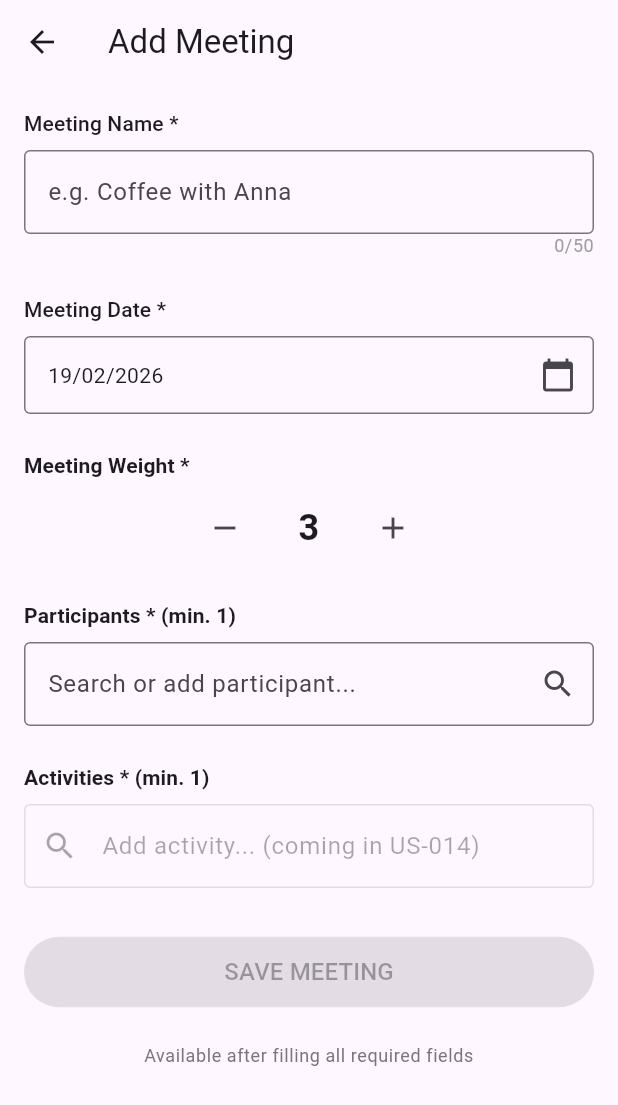
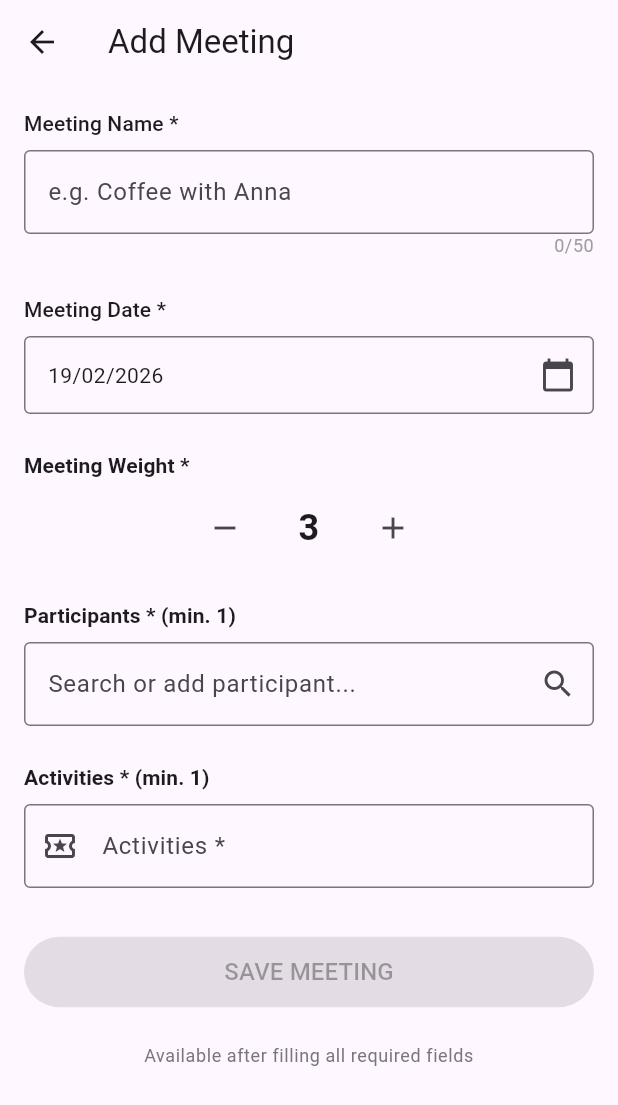
Before and after one commit to aleksanderginalski/Friendsheet-App, a Flutter app: the screen it shows once a user with an empty profile is signed in, after a tap on "ADD NEW MEETING", on a phone screen of 412 x 824 dp. Shown: the top 1105 px of the screen. Run offline on Flutter 3.47's test engine with Material 3 defaults, Android fonts, the phone set to English and light mode, and no system bars; our stand-ins replace cloud_firestore, firebase_auth, firebase_core, freezed_annotation, google_sign_in; accounts and stored records are empty; generated files the repository leaves out were written again.

Commit message:
feat: add activity management to Add Meeting screen (US-014)
- Add ActivityRepository with global and private activity support
- Extend AddMeetingProvider with activities state and validation
- Add ActivityAutocomplete widget with AddActivityDialog
- Replace activities placeholder in AddMeetingScreen
- Update Firestore Security Rules to allow global activity reads

Closes #14

```diff
--- /dev/null
+++ b/lib/data/repositories/activity_repository.dart
@@ -0,0 +1,57 @@
+import 'package:cloud_firestore/cloud_firestore.dart';
+import '../models/activity.dart';
+
+class ActivityRepository {
+  final FirebaseFirestore _firestore;
+
+  ActivityRepository({FirebaseFirestore? firestore})
+      : _firestore = firestore ?? FirebaseFirestore.instance;
+
+  // Returns merged list of global and user-private activities
+  Future<List<Activity>> getActivitiesByUser(String userId) async {
+    final globalQuery = await _firestore
+        .collection('activities')
+        .where('isGlobal', isEqualTo: true)
+        .get();
+
+    final privateQuery = await _firestore
+        .collection('activities')
+        .where('userId', isEqualTo: userId)
+        .where('isGlobal', isEqualTo: false)
+        .get();
+
+    final globalActivities =
+        globalQuery.docs.map((doc) => Activity.fromFirestore(doc)).toList();
+
+    final privateActivities =
+        privateQuery.docs.map((doc) => Activity.fromFirestore(doc)).toList();
+
+    return [...globalActivities, ...privateActivities];
+  }
+
+  // Adds new private activity for the current user
+  Future<Activity> addActivity({
+    required String userId,
+    required String name,
+  }) async {
+    final docRef = await _firestore.collection('activities').add({
+      'userId': userId,
+      'name': name,
+      'isGlobal': false,
+      'categoryId': null,
+      'createdAt': Timestamp.now(),
+    });
+
+    final doc = await docRef.get();
+    return Activity.fromFirestore(doc);
+  }
+
+  // Searches activities by name (case-insensitive, client-side)
+  List<Activity> searchActivities(List<Activity> activities, String query) {
+    if (query.isEmpty) return activities;
+    final lower = query.toLowerCase();
+    return activities
+        .where((a) => a.name.toLowerCase().contains(lower))
+        .toList();
+  }
+}
--- a/lib/presentation/providers/add_meeting_provider.dart
+++ b/lib/presentation/providers/add_meeting_provider.dart
@@ -1,20 +1,27 @@
 // lib/presentation/providers/add_meeting_provider.dart
 
 import 'package:flutter/foundation.dart';
+import '../../data/models/activity.dart';
 import '../../data/models/person.dart';
+import '../../data/repositories/activity_repository.dart';
 import '../../data/repositories/person_repository.dart';
 
 class AddMeetingProvider extends ChangeNotifier {
   final PersonRepository _personRepository;
+  final ActivityRepository _activityRepository;
 
-  AddMeetingProvider({PersonRepository? personRepository})
-      : _personRepository = personRepository ?? PersonRepository();
+  AddMeetingProvider({
+    PersonRepository? personRepository,
+    ActivityRepository? activityRepository,
+  })  : _personRepository = personRepository ?? PersonRepository(),
+        _activityRepository = activityRepository ?? ActivityRepository();
 
-  // --- Existing fields ---
+  // --- Name & Date ---
   String _name = '';
   String? _nameError;
   DateTime _date = DateTime.now();
 
+  // --- Weight ---
   static const List<int> weightValues = [1, 2, 3, 5, 8, 13, 21];
   int _weightIndex = 2;
 
@@ -24,10 +31,18 @@ class AddMeetingProvider extends ChangeNotifier {
   bool _isLoadingPersons = false;
   String? _participantsError;
 
-  // --- Existing getters ---
+  // --- Activities state ---
+  List<Activity> _availableActivities = [];
+  final List<Activity> _selectedActivities = [];
+  bool _isLoadingActivities = false;
+  String? _activitiesError;
+
+  // --- Name & Date getters ---
   String get name => _name;
   String? get nameError => _nameError;
   DateTime get date => _date;
+
+  // --- Weight getters ---
   int get weight => weightValues[_weightIndex];
   bool get canDecrement => _weightIndex > 0;
   bool get canIncrement => _weightIndex < weightValues.length - 1;
@@ -38,7 +53,15 @@ class AddMeetingProvider extends ChangeNotifier {
   bool get isLoadingPersons => _isLoadingPersons;
   String? get participantsError => _participantsError;
 
-  // --- Existing methods ---
+  // --- Activities getters ---
+  List<Activity> get availableActivities =>
+      List.unmodifiable(_availableActivities);
+  List<Activity> get selectedActivities =>
+      List.unmodifiable(_selectedActivities);
+  bool get isLoadingActivities => _isLoadingActivities;
+  String? get activitiesError => _activitiesError;
+
+  // --- Name & Date methods ---
   void setName(String value) {
     _name = value;
     if (_nameError != null) {
@@ -64,6 +87,7 @@ class AddMeetingProvider extends ChangeNotifier {
     notifyListeners();
   }
 
+  // --- Weight methods ---
   void incrementWeight() {
     if (canIncrement) {
       _weightIndex++;
@@ -136,6 +160,64 @@ class AddMeetingProvider extends ChangeNotifier {
     return true;
   }
 
+  // --- Activities methods ---
+
+  // Loads global and user-private activities from Firestore
+  Future<void> loadActivities(String userId) async {
+    _isLoadingActivities = true;
+    _activitiesError = null;
+    notifyListeners();
+
+    try {
+      _availableActivities =
+          await _activityRepository.getActivitiesByUser(userId);
+    } catch (e) {
+      _activitiesError = 'Failed to load activities';
+    } finally {
+      _isLoadingActivities = false;
+      notifyListeners();
+    }
+  }
+
+  // Returns activities matching the query, excluding already selected ones
+  List<Activity> searchActivities(String query) {
+    if (query.trim().isEmpty) return [];
+    return _activityRepository
+        .searchActivities(_availableActivities, query)
+        .where((a) => !_selectedActivities.contains(a))
+        .toList();
+  }
+
+  // Adds activity to selected list, prevents duplicates
+  void selectActivity(Activity activity) {
+    if (_selectedActivities.contains(activity)) return;
+    _selectedActivities.add(activity);
+    _activitiesError = null;
+    notifyListeners();
+  }
+
+  // Removes activity from selected list
+  void removeActivity(Activity activity) {
+    _selectedActivities.remove(activity);
+    notifyListeners();
+  }
+
+  // Adds newly created activity to both available and selected lists
+  void addNewActivity(Activity activity) {
+    _availableActivities.add(activity);
+    selectActivity(activity);
+  }
+
+  // Returns true if activities section is valid
+  bool validateActivities() {
+    if (_selectedActivities.isEmpty) {
+      _activitiesError = 'Add at least one activity';
+      notifyListeners();
+      return false;
+    }
+    return true;
+  }
+
   // Resets the entire form to initial state
   void reset() {
     _name = '';
@@ -146,6 +228,10 @@ class AddMeetingProvider extends ChangeNotifier {
     _selectedPersons.clear();
     _isLoadingPersons = false;
     _participantsError = null;
+    _availableActivities = [];
+    _selectedActivities.clear();
+    _isLoadingActivities = false;
+    _activitiesError = null;
     notifyListeners();
   }
 }
--- a/lib/presentation/screens/add_meeting_screen.dart
+++ b/lib/presentation/screens/add_meeting_screen.dart
@@ -4,6 +4,7 @@ import 'package:flutter/material.dart';
 import 'package:provider/provider.dart';
 import '../../data/services/auth_service.dart';
 import '../providers/add_meeting_provider.dart';
+import '../widgets/activity_autocomplete.dart';
 import '../widgets/meeting_date_field.dart';
 import '../widgets/meeting_name_field.dart';
 import '../widgets/meeting_weight_stepper.dart';
@@ -45,6 +46,7 @@ class _AddMeetingScreenViewState extends State<AddMeetingScreenView> {
       final userId = widget.userId;
       if (userId != null) {
         context.read<AddMeetingProvider>().loadPersons(userId);
+        context.read<AddMeetingProvider>().loadActivities(userId);
       }
     });
   }
@@ -91,7 +93,7 @@ class _AddMeetingScreenViewState extends State<AddMeetingScreenView> {
             // --- Activities ---
             const _SectionHeader(title: 'Activities * (min. 1)'),
             const SizedBox(height: 8),
-            const _ActivitiesPlaceholder(),
+            const ActivityAutocomplete(),
             const SizedBox(height: 32),
 
             // --- Save Button ---
@@ -139,19 +141,3 @@ class _SectionHeader extends StatelessWidget {
     );
   }
 }
-
-class _ActivitiesPlaceholder extends StatelessWidget {
-  const _ActivitiesPlaceholder();
-
-  @override
-  Widget build(BuildContext context) {
-    return const TextField(
-      enabled: false,
-      decoration: InputDecoration(
-        hintText: 'Add activity... (coming in US-014)',
-        prefixIcon: Icon(Icons.search),
-        border: OutlineInputBorder(),
-      ),
-    );
-  }
-}
--- /dev/null
+++ b/lib/presentation/widgets/activity_autocomplete.dart
@@ -0,0 +1,235 @@
+// lib/presentation/widgets/activity_autocomplete.dart
+
+import 'package:flutter/material.dart';
+import 'package:provider/provider.dart';
+import '../../data/models/activity.dart';
+import '../../data/repositories/activity_repository.dart';
+import '../../data/services/auth_service.dart';
+import '../providers/add_meeting_provider.dart';
+
+class ActivityAutocomplete extends StatefulWidget {
+  const ActivityAutocomplete({super.key});
+
+  @override
+  State<ActivityAutocomplete> createState() => _ActivityAutocompleteState();
+}
+
+class _ActivityAutocompleteState extends State<ActivityAutocomplete> {
+  final TextEditingController _controller = TextEditingController();
+  final FocusNode _focusNode = FocusNode();
+  List<Activity> _suggestions = [];
+
+  @override
+  void dispose() {
+    _controller.dispose();
+    _focusNode.dispose();
+    super.dispose();
+  }
+
+  // Updates suggestion list based on current query
+  void _onSearchChanged(String query, AddMeetingProvider provider) {
+    setState(() {
+      _suggestions = provider.searchActivities(query);
+    });
+  }
+
+  // Selects existing activity from suggestions
+  void _selectActivity(Activity activity, AddMeetingProvider provider) {
+    provider.selectActivity(activity);
+    _controller.clear();
+    setState(() => _suggestions = []);
+    _focusNode.unfocus();
+  }
+
+  // Opens dialog to create and save a new activity
+  Future<void> _showAddActivityDialog(
+    BuildContext context,
+    AddMeetingProvider provider,
+    String initialName,
+  ) async {
+    final activity = await showDialog<Activity>(
+      context: context,
+      builder: (_) => AddActivityDialog(initialName: initialName),
+    );
+
+    if (activity != null && context.mounted) {
+      provider.addNewActivity(activity);
+      _controller.clear();
+      setState(() => _suggestions = []);
+    }
+  }
+
+  @override
+  Widget build(BuildContext context) {
+    final provider = context.watch<AddMeetingProvider>();
+    final selectedActivities = provider.selectedActivities;
+    final error = provider.activitiesError;
+
+    return Column(
+      crossAxisAlignment: CrossAxisAlignment.start,
+      children: [
+        // Search input field
+        TextField(
+          controller: _controller,
+          focusNode: _focusNode,
+          decoration: InputDecoration(
+            labelText: 'Activities *',
+            hintText: 'Search or add activity...',
+            border: const OutlineInputBorder(),
+            prefixIcon: const Icon(Icons.local_activity_outlined),
+            errorText: error,
+          ),
+          onChanged: (query) => _onSearchChanged(query, provider),
+        ),
+
+        // Suggestions dropdown
+        if (_suggestions.isNotEmpty || _controller.text.trim().isNotEmpty)
+          _buildSuggestionsList(context, provider),
+
+        // Selected activities chips
+        if (selectedActivities.isNotEmpty)
+          Padding(
+            padding: const EdgeInsets.only(top: 8),
+            child: Wrap(
+              spacing: 8,
+              runSpacing: 4,
+              children: selectedActivities
+                  .map((a) => Chip(
+                        label: Text(a.name),
+                        onDeleted: () => provider.removeActivity(a),
+                      ))
+                  .toList(),
+            ),
+          ),
+      ],
+    );
+  }
+
+  Widget _buildSuggestionsList(
+    BuildContext context,
+    AddMeetingProvider provider,
+  ) {
+    final query = _controller.text.trim();
+    final hasExactMatch = _suggestions.any(
+      (a) => a.name.toLowerCase() == query.toLowerCase(),
+    );
+
+    return Card(
+      margin: const EdgeInsets.only(top: 4),
+      elevation: 4,
+      child: Column(
+        children: [
+          // Existing activity suggestions
+          ..._suggestions.map(
+            (activity) => ListTile(
+              leading: const Icon(Icons.local_activity_outlined),
+              title: Text(activity.name),
+              onTap: () => _selectActivity(activity, provider),
+            ),
+          ),
+
+          // Add new activity option
+          if (query.isNotEmpty && !hasExactMatch)
+            ListTile(
+              leading: const Icon(Icons.add_circle_outline),
+              title: Text('Add "$query" as new activity'),
+              onTap: () => _showAddActivityDialog(context, provider, query),
+            ),
+        ],
+      ),
+    );
+  }
+}
+
+// Dialog for creating a new activity
+class AddActivityDialog extends StatefulWidget {
+  final String initialName;
+
+  const AddActivityDialog({super.key, required this.initialName});
+
+  @override
+  State<AddActivityDialog> createState() => _AddActivityDialogState();
+}
+
+class _AddActivityDialogState extends State<AddActivityDialog> {
+  late final TextEditingController _nameController;
+  bool _isSaving = false;
+  String? _error;
+
+  @override
+  void initState() {
+    super.initState();
+    _nameController = TextEditingController(text: widget.initialName);
+  }
+
+  @override
+  void dispose() {
+    _nameController.dispose();
+    super.dispose();
+  }
+
+  Future<void> _save() async {
+    final name = _nameController.text.trim();
+
+    if (name.isEmpty) {
+      setState(() => _error = 'Activity name is required');
+      return;
+    }
+
+    setState(() {
+      _isSaving = true;
+      _error = null;
+    });
+
+    try {
+      final userId = AuthService().currentUser?.uid;
+      if (userId == null) throw Exception('User not authenticated');
+
+      final activity = await ActivityRepository().addActivity(
+        userId: userId,
+        name: name,
+      );
+
+      if (mounted) Navigator.of(context).pop(activity);
+    } catch (e) {
+      if (mounted) {
+        setState(() {
+          _isSaving = false;
+          _error = 'Failed to save activity';
+        });
+      }
+    }
+  }
+
+  @override
+  Widget build(BuildContext context) {
+    return AlertDialog(
+      title: const Text('New Activity'),
+      content: TextField(
+        controller: _nameController,
+        decoration: InputDecoration(
+          labelText: 'Activity name',
+          errorText: _error,
+        ),
+        autofocus: true,
+        textCapitalization: TextCapitalization.sentences,
+      ),
+      actions: [
+        TextButton(
+          onPressed: _isSaving ? null : () => Navigator.of(context).pop(),
+          child: const Text('CANCEL'),
+        ),
+        TextButton(
+          onPressed: _isSaving ? null : _save,
+          child: _isSaving
+              ? const SizedBox(
+                  width: 16,
+                  height: 16,
+                  child: CircularProgressIndicator(strokeWidth: 2),
+                )
+              : const Text('SAVE'),
+        ),
+      ],
+    );
+  }
+}
```
